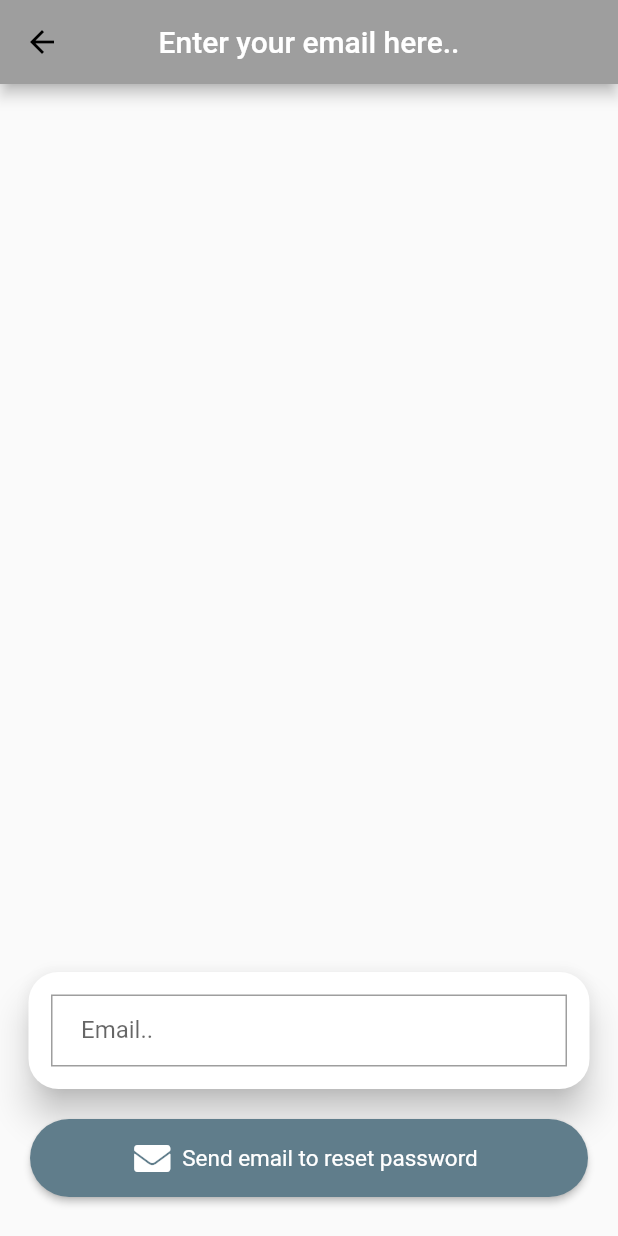
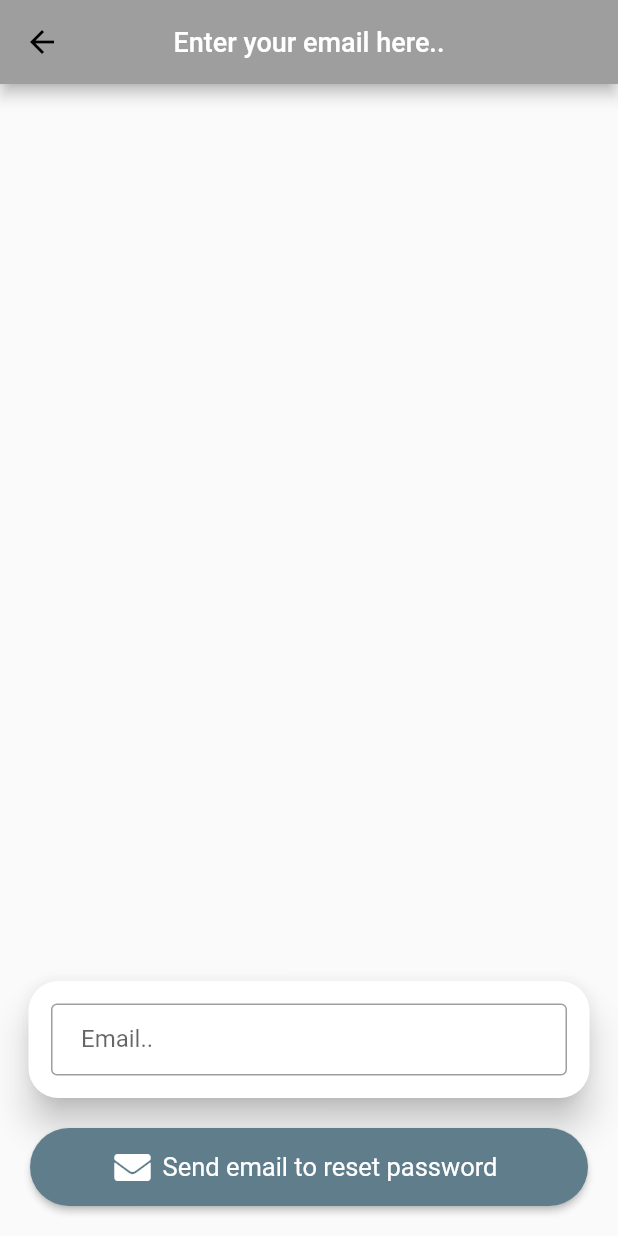
Before and after one commit to rrrrares33/workout_tracker, a Flutter app: the ForgottenPassword screen opened by its route, on a phone screen of 412 x 824 dp. Run offline on Flutter 3.47's test engine with Material 2 defaults, Android fonts, the phone set to English and light mode, and no system bars; our stand-ins replace firebase_auth, firebase_core, firebase_database, font_awesome_flutter, google_sign_in; missing offline and left inert: flutter_facebook_auth; accounts and stored records are empty; network calls fail; Roboto replaces fonts that are missing (Times New Roman).

Commit message:
"Separated business logic from widgets in: forgotten_password_page.dart. Also, implemented reusable widgets in it. TO DO: do the same for login_email_pass_page."

```diff
--- a/lib/business_logic/login_and_register_logic.dart
+++ b/lib/business_logic/login_and_register_logic.dart
@@ -57,3 +57,9 @@ Future<void> registerNewAccount(AuthenticationService authenticationService, Bui
     ScaffoldMessenger.of(context!).showSnackBar(registerFailed);
   }
 }
+
+void sendRecoveryEmail(AuthenticationService authenticationService, BuildContext? context, String email) {
+  authenticationService.resetPassword(email);
+  ScaffoldMessenger.of(context!).showSnackBar(recoveryEmailSent);
+  Navigator.of(context).pop();
+}
--- a/lib/routing/all_routes_landing.dart
+++ b/lib/routing/all_routes_landing.dart
@@ -2,7 +2,7 @@ import 'package:flutter/material.dart';
 
 import '../ui/pages/entry_form/post_login_page.dart';
 import '../ui/pages/login/check_authenticated.dart';
-import '../ui/pages/login/forgotten_password.dart';
+import '../ui/pages/login/forgotten_password_page.dart';
 import '../ui/pages/login/login_email_pass_page.dart';
 import '../ui/pages/login/login_page.dart';
 import '../ui/pages/login/register_page.dart';
--- a/lib/ui/pages/login/forgotten_password.dart
+++ /dev/null
@@ -1,87 +0,0 @@
-import 'package:flutter/material.dart';
-import 'package:font_awesome_flutter/font_awesome_flutter.dart';
-import 'package:provider/provider.dart';
-
-import '../../../firebase/authentication_service.dart';
-import '../../text/login_text.dart';
-import 'authentification_base.dart';
-
-class ForgottenPassword extends StatefulWidget {
-  const ForgottenPassword({Key? key}) : super(key: key);
-
-  @override
-  ForgottenPasswordState createState() => ForgottenPasswordState();
-}
-
-class ForgottenPasswordState extends State<ForgottenPassword> with AuthentificationBase {
-  @override
-  Widget build(BuildContext context) {
-    // Get authentication service from Provider.
-    final AuthenticationService authenticationService = Provider.of<AuthenticationService>(context);
-
-    return Scaffold(
-        appBar: AppBar(
-          leading: IconButton(
-            icon: const Icon(Icons.arrow_back, color: Colors.black),
-            onPressed: () => Navigator.of(context).pop(),
-          ),
-          title: const Text(emailEnterHere),
-          centerTitle: true,
-        ),
-        body: Column(mainAxisAlignment: MainAxisAlignment.end, children: <Widget>[
-          Padding(
-              padding: const EdgeInsets.symmetric(horizontal: 15, vertical: 10),
-              child: Card(
-                  elevation: 10,
-                  shape: const RoundedRectangleBorder(
-                    borderRadius: BorderRadius.all(Radius.circular(20)),
-                  ),
-                  child: Column(children: <Widget>[
-                    Padding(
-                      padding: const EdgeInsets.symmetric(horizontal: 15, vertical: 15),
-                      child: TextFormField(
-                        controller: emailController,
-                        keyboardType: TextInputType.name,
-                        onChanged: (String text) {
-                          if (text != '' && !regexEmail.hasMatch(text)) {
-                            setState(() {
-                              generalError = null;
-                              emailWarning = emailNotValid;
-                            });
-                          } else {
-                            setState(() {
-                              emailWarning = null;
-                            });
-                          }
-                        },
-                        decoration: InputDecoration(
-                          contentPadding: const EdgeInsets.fromLTRB(20.0, 10.0, 20.0, 10.0),
-                          labelText: emailLabel,
-                          errorText: emailWarning,
-                        ),
-                      ),
-                    ),
-                  ]))),
-          Padding(
-            padding: const EdgeInsets.only(bottom: 20),
-            child: Padding(
-              padding: const EdgeInsets.symmetric(horizontal: 20, vertical: 6),
-              child: ElevatedButton.icon(
-                style: ElevatedButton.styleFrom(
-                  shape: const StadiumBorder(),
-                  minimumSize: const Size.fromHeight(52),
-                  primary: Colors.blueGrey,
-                ),
-                onPressed: () async {
-                  authenticationService.resetPassword(emailController.text);
-                  ScaffoldMessenger.of(context).showSnackBar(recoveryEmailSent);
-                  Navigator.of(context).pop();
-                },
-                icon: const FaIcon(FontAwesomeIcons.solidEnvelope),
-                label: const Text(emailRecoveryButton),
-              ),
-            ),
-          ),
-        ]));
-  }
-}
--- /dev/null
+++ b/lib/ui/pages/login/forgotten_password_page.dart
@@ -0,0 +1,80 @@
+import 'package:flutter/material.dart';
+import 'package:font_awesome_flutter/font_awesome_flutter.dart';
+import 'package:provider/provider.dart';
+
+import '../../../business_logic/login_and_register_logic.dart';
+import '../../../firebase/authentication_service.dart';
+import '../../reusable_widgets/button.dart';
+import '../../reusable_widgets/padding.dart';
+import '../../reusable_widgets/text.dart';
+import '../../reusable_widgets/text_field.dart';
+import '../../text/login_text.dart';
+import 'authentification_base.dart';
+
+class ForgottenPassword extends StatefulWidget {
+  const ForgottenPassword({Key? key}) : super(key: key);
+
+  @override
+  ForgottenPasswordState createState() => ForgottenPasswordState();
+}
+
+class ForgottenPasswordState extends State<ForgottenPassword> with AuthentificationBase {
+  static final GlobalKey<ScaffoldState> _scaffoldKey = GlobalKey<ScaffoldState>();
+
+  @override
+  Widget build(BuildContext context) {
+    // Get authentication service from Provider.
+    final AuthenticationService authenticationService = Provider.of<AuthenticationService>(context);
+
+    return Scaffold(
+        key: _scaffoldKey,
+        appBar: AppBar(
+          leading: IconButton(
+            icon: const Icon(Icons.arrow_back, color: Colors.black),
+            onPressed: () => Navigator.of(context).pop(),
+          ),
+          title: const TextWidget(text: emailEnterHere, fontSize: 18, color: Colors.white),
+          centerTitle: true,
+        ),
+        body: Column(mainAxisAlignment: MainAxisAlignment.end, children: <Widget>[
+          PaddingWidget(
+              type: 'symmetric',
+              horizontal: 15.0,
+              vertical: 10.0,
+              child: Card(
+                  elevation: 10,
+                  shape: const RoundedRectangleBorder(
+                    borderRadius: BorderRadius.all(Radius.circular(20)),
+                  ),
+                  child: Column(children: <Widget>[
+                    PaddingWidget(
+                      type: 'all',
+                      all: 15.0,
+                      child: TextFieldWidget(
+                        labelText: emailLabel,
+                        borderType: const OutlineInputBorder(),
+                        controller: emailController,
+                        keyboardType: TextInputType.name,
+                        onChanged: validateEmail,
+                      ),
+                    ),
+                  ]))),
+          PaddingWidget(
+            type: 'only',
+            onlyBottom: 20.0,
+            onlyLeft: 20.0,
+            onlyRight: 20.0,
+            onlyTop: 6.0,
+            child: ButtonWidget(
+              icon: const FaIcon(FontAwesomeIcons.solidEnvelope),
+              primaryColor: Colors.blueGrey,
+              minimumSize: const Size.fromHeight(52),
+              onPressed: () {
+                sendRecoveryEmail(authenticationService, _scaffoldKey.currentContext, emailController.text);
+              },
+              text: const TextWidget(text: emailRecoveryButton, color: Colors.white, fontSize: 17,),
+            ),
+          ),
+        ]));
+  }
+}
--- a/lib/ui/pages/login/login_page.dart
+++ b/lib/ui/pages/login/login_page.dart
@@ -18,11 +18,12 @@ class LogInPage extends StatefulWidget {
 }
 
 class _LogInPageState extends State<LogInPage> {
+  static final GlobalKey<ScaffoldState> _scaffoldKey = GlobalKey<ScaffoldState>();
+
   @override
   Widget build(BuildContext context) {
     // Get authentication service from Provider.
     final AuthenticationService authenticationService = Provider.of<AuthenticationService>(context);
-    final GlobalKey<ScaffoldState> _scaffoldKey = GlobalKey<ScaffoldState>();
 
     return Scaffold(
       key: _scaffoldKey,
```
Also changed, not shown: lib/ui/pages/login/register_page.dart (+25 -9 lines).
